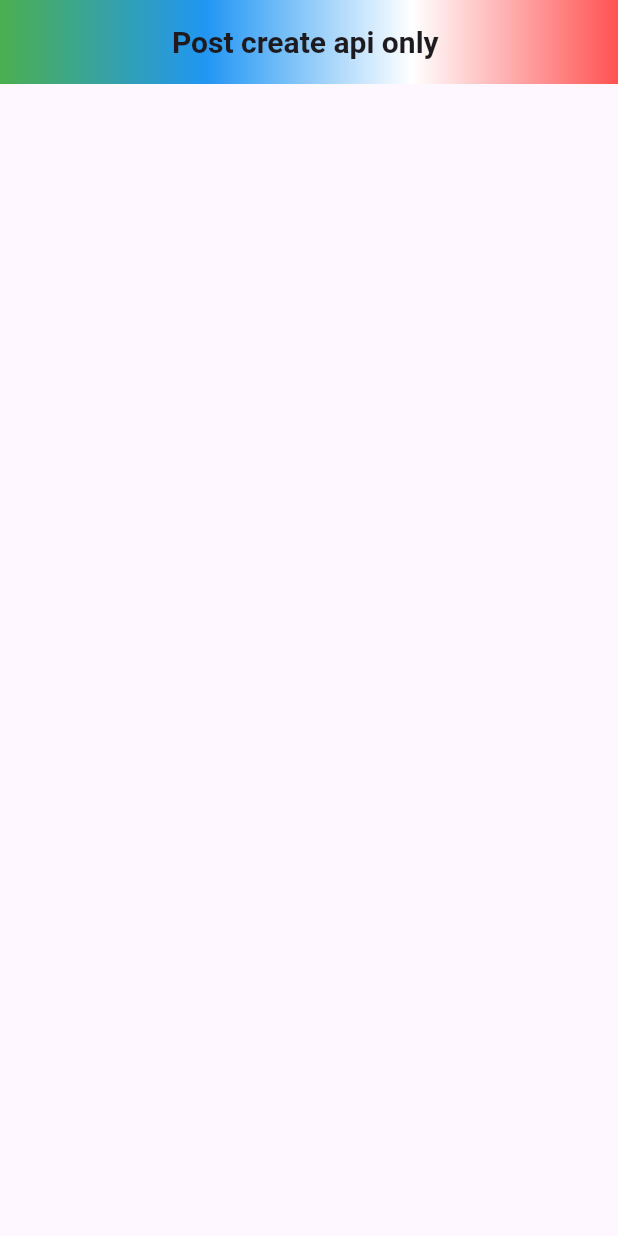
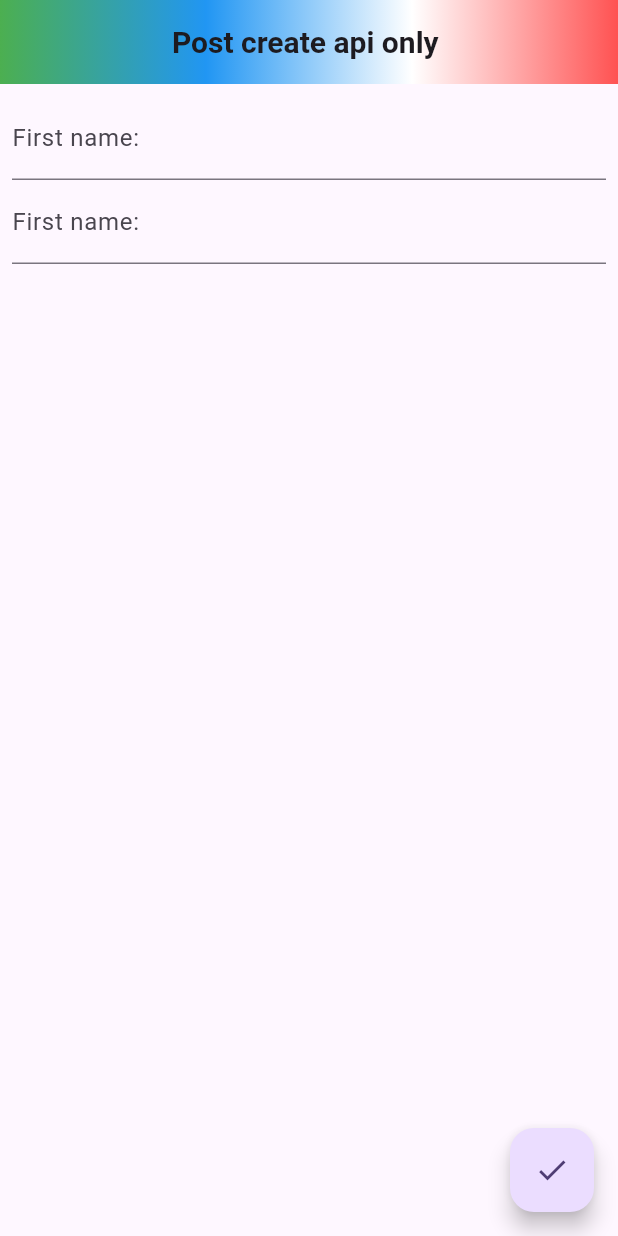
Before and after one commit to mdrazaulkabir/basic_api, a Flutter app: the screen it shows after launch, on a phone screen of 412 x 824 dp. Run offline on Flutter 3.47's test engine with Material 3 defaults, Android fonts, the light colour scheme and no system bars.

Commit message:
added body by post Screen

```diff
--- a/lib/only_for_practice_all_file/post_all_here/api_call.dart
+++ b/lib/only_for_practice_all_file/post_all_here/api_call.dart
@@ -2,11 +2,11 @@ import 'dart:convert';
 
 import 'package:http/http.dart' as httop;
 class ApiCall{
-  static Future postCreate()async{
+  static Future postCreate(String firstName, String lastName)async{
     final uri = Uri.parse('https://restful-booker.herokuapp.com/booking/');
     var body = {
-      "firstname": "Razaul",
-      "lastname": "kabir",
+      "firstname": firstName,
+      "lastname": lastName,
       "totalprice": 111,
       "depositpaid": true,
       "bookingdates": {
--- a/lib/only_for_practice_all_file/post_all_here/post_screen.dart
+++ b/lib/only_for_practice_all_file/post_all_here/post_screen.dart
@@ -9,12 +9,14 @@ class PostScreen extends StatefulWidget {
 }
 
 class _PostScreenState extends State<PostScreen> {
-  @override
-  void initState() {
-    // TODO: implement initState
-    super.initState();
-    ApiCall.postCreate();
-  }
+  TextEditingController firstName=TextEditingController();
+  TextEditingController lastName=TextEditingController();
+  // @override
+  // void initState() {
+  //   // TODO: implement initState
+  //   super.initState();
+  //   ApiCall.postCreate();
+  // }
   @override
   Widget build(BuildContext context) {
     return Scaffold(
@@ -37,6 +39,33 @@ class _PostScreenState extends State<PostScreen> {
           ),
         ),
       ),
+      body: Center(
+        child: Padding(
+          padding: const EdgeInsets.all(8.0),
+          child: Column(
+            children: [
+              TextField(
+                controller: firstName,
+                decoration: InputDecoration(
+                  hintText: 'Enter your first name',
+                  labelText: "First name:"
+                ),
+              ),
+              TextField(
+                controller: lastName,
+                decoration: InputDecoration(
+                    hintText: 'Enter your first name',
+                    labelText: "First name:"
+                ),
+              ),
+            ],
+          ),
+        ),
+      ),
+      floatingActionButton: FloatingActionButton(onPressed: (){
+        ApiCall.postCreate(firstName.text, lastName.text);
+      },
+      child: Icon(Icons.done),),
     );
   }
 }
```
